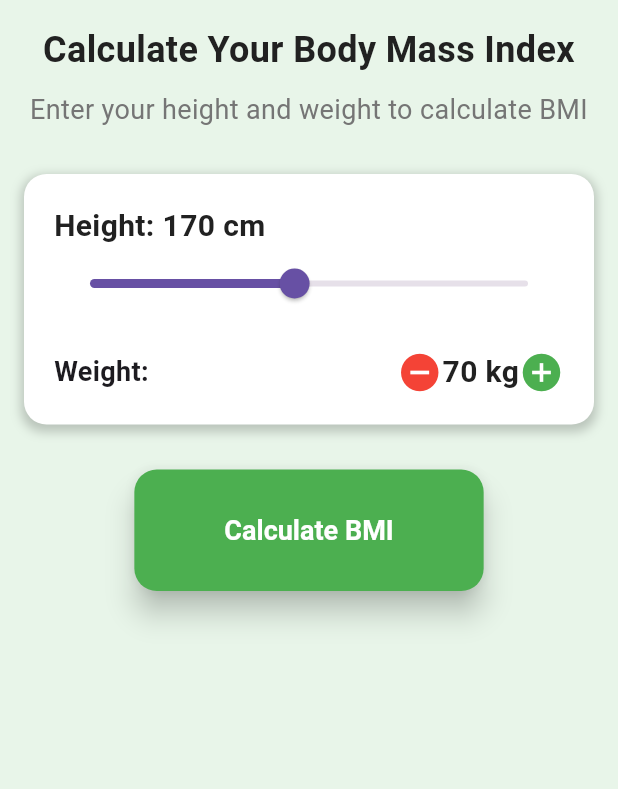
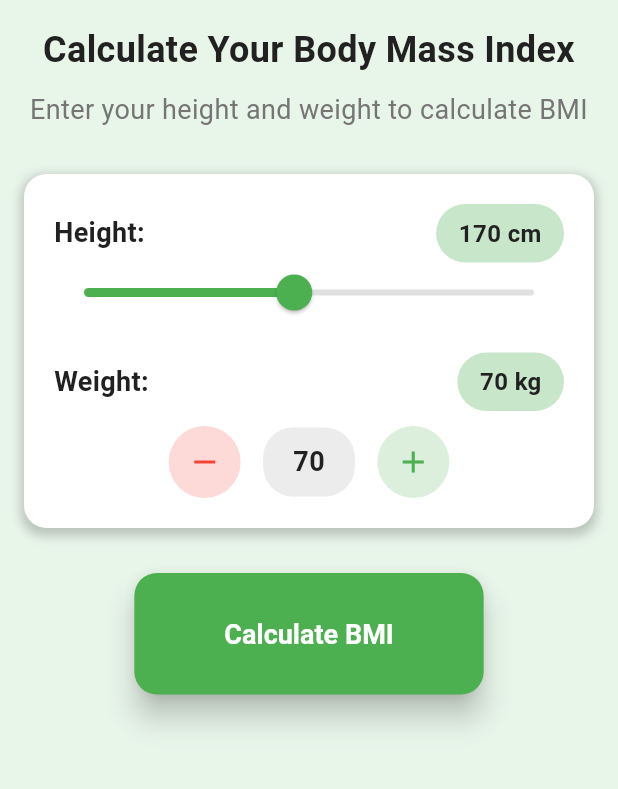
Before and after one commit to uroojkhadim/FA23-BSE-019-5A-UroojKhadim, a Flutter app: the screen it shows after launch, after a tap on the "slideshow" icon, on a phone screen of 412 x 824 dp, the part 84-873 px from its top. Run offline on Flutter 3.47's test engine with Material 3 defaults, Android fonts, the phone set to English and light mode, and no system bars; our stand-ins replace csv, file_picker, fl_chart, flutter_local_notifications, google_sign_in, googleapis_auth and 5 more; missing offline and left inert: excel, googleapis; accounts and stored records are empty.

Commit message:
video 13
Slider Features Enhanced:
1. Custom Slider Widget
Created a reusable CustomSlider widget with enhanced styling
Customizable colors for active/inactive tracks and thumb
Better visual feedback with improved thumb and overlay shapes
Configurable divisions and labels
2. Custom Stepper Widget
Created a reusable CustomStepper widget for increment/decrement controls
Enhanced styling with circular buttons and value display
Configurable colors for increment/decrement buttons
Better visual feedback and user experience
3. Slider Value Indicator
Created a SliderValueIndicator widget to display current slider values
Enhanced styling with colored background and better typography
Shows both value and unit of measurement
4. Enhanced Slider Input Card
Updated the slider input card to use the new custom widgets
Improved state management for slider values
Better visual hierarchy and spacing
More intuitive user interface

```diff
--- /dev/null
+++ b/bmi_calculator/lib/widgets/custom_slider.dart
@@ -0,0 +1,71 @@
+// Import the Flutter material design library
+import 'package:flutter/material.dart';
+
+/// Custom Slider Widget
+/// A reusable slider with enhanced styling and functionality
+class CustomSlider extends StatelessWidget {
+  /// Current value of the slider
+  final double value;
+
+  /// Minimum value of the slider
+  final double min;
+
+  /// Maximum value of the slider
+  final double max;
+
+  /// Number of divisions (discrete steps)
+  final int? divisions;
+
+  /// Label to display when sliding
+  final String label;
+
+  /// Callback function when slider value changes
+  final Function(double) onChanged;
+
+  /// Active track color
+  final Color activeTrackColor;
+
+  /// Inactive track color
+  final Color inactiveTrackColor;
+
+  /// Thumb color
+  final Color thumbColor;
+
+  /// Constructor for CustomSlider
+  const CustomSlider({
+    Key? key,
+    required this.value,
+    required this.min,
+    required this.max,
+    this.divisions,
+    required this.label,
+    required this.onChanged,
+    this.activeTrackColor = Colors.green,
+    this.inactiveTrackColor = const Color(0xFFE0E0E0),
+    this.thumbColor = Colors.green,
+  }) : super(key: key);
+
+  @override
+  Widget build(BuildContext context) {
+    return SliderTheme(
+      data: SliderTheme.of(context).copyWith(
+        activeTrackColor: activeTrackColor,
+        inactiveTrackColor: inactiveTrackColor,
+        thumbColor: thumbColor,
+        thumbShape: const RoundSliderThumbShape(enabledThumbRadius: 12.0),
+        overlayShape: const RoundSliderOverlayShape(overlayRadius: 20.0),
+        tickMarkShape: const RoundSliderTickMarkShape(),
+        activeTickMarkColor: activeTrackColor,
+        inactiveTickMarkColor: inactiveTrackColor,
+      ),
+      child: Slider(
+        value: value,
+        min: min,
+        max: max,
+        divisions: divisions,
+        label: label,
+        onChanged: onChanged,
+      ),
+    );
+  }
+}
--- /dev/null
+++ b/bmi_calculator/lib/widgets/custom_stepper.dart
@@ -0,0 +1,98 @@
+// Import the Flutter material design library
+import 'package:flutter/material.dart';
+import 'constants/color_constants.dart';
+import 'constants/spacing_constants.dart';
+
+/// Custom Stepper Widget
+/// A reusable stepper with enhanced styling and functionality
+class CustomStepper extends StatelessWidget {
+  /// Current value of the stepper
+  final int value;
+
+  /// Minimum value of the stepper
+  final int minValue;
+
+  /// Maximum value of the stepper
+  final int maxValue;
+
+  /// Callback function when decrement button is pressed
+  final Function() onDecrement;
+
+  /// Callback function when increment button is pressed
+  final Function() onIncrement;
+
+  /// Decrement button color
+  final Color decrementButtonColor;
+
+  /// Increment button color
+  final Color incrementButtonColor;
+
+  /// Value display color
+  final Color valueDisplayColor;
+
+  /// Constructor for CustomStepper
+  const CustomStepper({
+    Key? key,
+    required this.value,
+    required this.minValue,
+    required this.maxValue,
+    required this.onDecrement,
+    required this.onIncrement,
+    this.decrementButtonColor = Colors.red,
+    this.incrementButtonColor = Colors.green,
+    this.valueDisplayColor = Colors.grey,
+  }) : super(key: key);
+
+  @override
+  Widget build(BuildContext context) {
+    return Row(
+      mainAxisAlignment: MainAxisAlignment.center,
+      children: [
+        // Decrease button with enhanced styling
+        Container(
+          decoration: BoxDecoration(
+            color: decrementButtonColor.withOpacity(0.2),
+            shape: BoxShape.circle,
+          ),
+          child: IconButton(
+            icon: Icon(Icons.remove, color: decrementButtonColor),
+            onPressed: onDecrement,
+          ),
+        ),
+
+        const SizedBox(width: SpacingConstants.large),
+
+        // Display current value with enhanced styling
+        Container(
+          padding: const EdgeInsets.symmetric(horizontal: 20, vertical: 10),
+          decoration: BoxDecoration(
+            color: valueDisplayColor.withOpacity(0.2),
+            borderRadius: BorderRadius.circular(20),
+          ),
+          child: Text(
+            '$value',
+            style: const TextStyle(
+              fontSize: 18,
+              fontWeight: FontWeight.bold,
+              color: ColorConstants.darkText,
+            ),
+          ),
+        ),
+
+        const SizedBox(width: SpacingConstants.large),
+
+        // Increase button with enhanced styling
+        Container(
+          decoration: BoxDecoration(
+            color: incrementButtonColor.withOpacity(0.2),
+            shape: BoxShape.circle,
+          ),
+          child: IconButton(
+            icon: Icon(Icons.add, color: incrementButtonColor),
+            onPressed: onIncrement,
+          ),
+        ),
+      ],
+    );
+  }
+}
--- a/bmi_calculator/lib/widgets/slider_input_card.dart
+++ b/bmi_calculator/lib/widgets/slider_input_card.dart
@@ -5,6 +5,9 @@ import 'icon_widgets.dart';
 import 'text_widgets.dart';
 import 'bmi_calculator_callbacks.dart';
 import 'constants/spacing_constants.dart';
+import 'custom_slider.dart';
+import 'custom_stepper.dart';
+import 'slider_value_indicator.dart';
 
 /// Slider Input Card Widget
 /// Displays input controls for height and weight using sliders and steppers
@@ -35,80 +38,107 @@ class SliderInputCard extends StatefulWidget {
 }
 
 class _SliderInputCardState extends State<SliderInputCard> {
+  // Local variables to track slider values
+  late double _currentHeight;
+  late int _currentWeight;
+
+  @override
+  void initState() {
+    super.initState();
+    _currentHeight = widget.heightValue;
+    _currentWeight = widget.weightValue;
+  }
+
+  @override
+  void didUpdateWidget(covariant SliderInputCard oldWidget) {
+    super.didUpdateWidget(oldWidget);
+    // Update local values when widget is updated
+    if (oldWidget.heightValue != widget.heightValue) {
+      _currentHeight = widget.heightValue;
+    }
+    if (oldWidget.weightValue != widget.weightValue) {
+      _currentWeight = widget.weightValue;
+    }
+  }
+
   @override
   Widget build(BuildContext context) {
     return RepeatContainer(
       child: Column(
         crossAxisAlignment: CrossAxisAlignment.start,
         children: [
-          // Display current height value
-          HeightValueText(height: widget.heightValue),
-          // Height slider control
-          Slider(
-            value: widget.heightValue,
+          // Display current height value with enhanced styling
+          SliderValueIndicator(
+            label: 'Height:',
+            value: _currentHeight.round().toString(),
+            unit: 'cm',
+          ),
+          // Enhanced height slider control using custom slider
+          CustomSlider(
+            value: _currentHeight,
             min: 100, // Minimum height (100 cm)
             max: 250, // Maximum height (250 cm)
             divisions: 150, // Number of discrete steps
-            label: widget.heightValue.round().toString(), // Display value when sliding
-            onChanged: widget.onHeightChanged, // Callback when value changes
+            label: '${_currentHeight.round()} cm', // Display value when sliding
+            onChanged: (double value) {
+              setState(() {
+                _currentHeight = value;
+              });
+              // Call the callback to update the parent widget
+              widget.onHeightChanged(value);
+            },
           ),
           const SizedBox(height: SpacingConstants.extraLarge), // Spacing
-          // Weight stepper controls with gesture detection
-          Row(
-            mainAxisAlignment: MainAxisAlignment.spaceBetween,
-            children: [
-              const Text(
-                'Weight: ',
-                style: TextStyle(
-                  fontSize: 18,
-                  fontWeight: FontWeight.bold,
+
+          // Weight section with enhanced controls
+          SliderValueIndicator(
+            label: 'Weight:',
+            value: _currentWeight.toString(),
+            unit: 'kg',
           ),
-              ),
-              Row(
-                children: [
-                  // Decrease weight button with gesture detector
-                  GestureDetector(
-                    onTap: () {
+          const SizedBox(height: SpacingConstants.medium),
+
+          // Enhanced weight stepper controls using custom stepper
+          CustomStepper(
+            value: _currentWeight,
+            minValue: 30,
+            maxValue: 200,
+            onDecrement: () {
               // Create function object for weight change
               final weightChanger = BMICalculatorCallbacks.createWeightChanger(
-                        widget.weightValue,
+                _currentWeight,
                 30,
                 200,
                 (newWeight) {
                   // Change callback
+                  setState(() {
+                    _currentWeight = newWeight;
+                  });
                   widget.onWeightChanged(newWeight);
                 },
               );
 
               // Execute weight change with decrement
-                      weightChanger(widget.weightValue - 1);
+              weightChanger(_currentWeight - 1);
             },
-                    child: const DecreaseIcon(),
-                  ),
-                  // Display current weight value
-                  WeightValueText(weight: widget.weightValue),
-                  // Increase weight button with gesture detector
-                  GestureDetector(
-                    onTap: () {
+            onIncrement: () {
               // Create function object for weight change
               final weightChanger = BMICalculatorCallbacks.createWeightChanger(
-                        widget.weightValue,
+                _currentWeight,
                 30,
                 200,
                 (newWeight) {
                   // Change callback
+                  setState(() {
+                    _currentWeight = newWeight;
+                  });
                   widget.onWeightChanged(newWeight);
                 },
               );
 
               // Execute weight change with increment
-                      weightChanger(widget.weightValue + 1);
+              weightChanger(_currentWeight + 1);
             },
-                    child: const IncreaseIcon(),
-                  ),
-                ],
-              ),
-            ],
           ),
         ],
       ),
--- /dev/null
+++ b/bmi_calculator/lib/widgets/slider_value_indicator.dart
@@ -0,0 +1,56 @@
+// Import the Flutter material design library
+import 'package:flutter/material.dart';
+import 'constants/color_constants.dart';
+
+/// Slider Value Indicator Widget
+/// Displays the current value of a slider with enhanced styling
+class SliderValueIndicator extends StatelessWidget {
+  /// Label for the slider (e.g., 'Height:')
+  final String label;
+
+  /// Current value to display
+  final String value;
+
+  /// Unit of measurement (e.g., 'cm', 'kg')
+  final String unit;
+
+  /// Constructor for SliderValueIndicator
+  const SliderValueIndicator({
+    Key? key,
+    required this.label,
+    required this.value,
+    required this.unit,
+  }) : super(key: key);
+
+  @override
+  Widget build(BuildContext context) {
+    return Row(
+      mainAxisAlignment: MainAxisAlignment.spaceBetween,
+      children: [
+        Text(
+          label,
+          style: const TextStyle(
+            fontSize: 18,
+            fontWeight: FontWeight.bold,
+            color: ColorConstants.darkText,
+          ),
+        ),
+        Container(
+          padding: const EdgeInsets.symmetric(horizontal: 15, vertical: 8),
+          decoration: BoxDecoration(
+            color: Colors.green[100],
+            borderRadius: BorderRadius.circular(20),
+          ),
+          child: Text(
+            '$value $unit',
+            style: const TextStyle(
+              fontSize: 16,
+              fontWeight: FontWeight.bold,
+              color: ColorConstants.darkText,
+            ),
+          ),
+        ),
+      ],
+    );
+  }
+}
```
Lines whose indentation alone changed are shown as unchanged.
